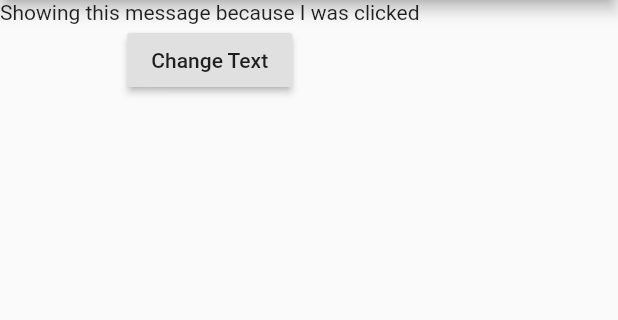
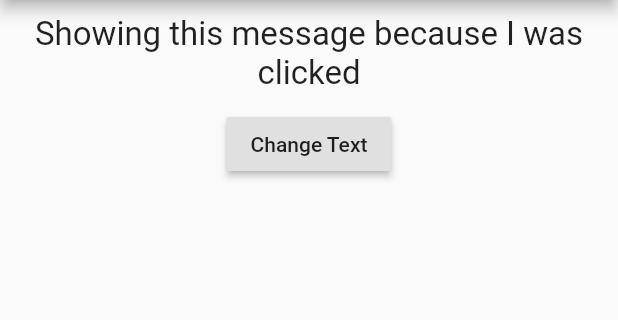
Before and after one commit to thabopali/widget-basics, a Flutter app: the screen it shows after launch, after a tap on "Change Text", on a phone screen of 412 x 824 dp, the part 84-404 px from its top. Run offline on Flutter 3.47's test engine with Material 2 defaults, Android fonts, the phone set to English and light mode, and no system bars.

Commit message:
Final Commit

```diff
--- a/lib/main.dart
+++ b/lib/main.dart
@@ -1,4 +1,6 @@
 import 'package:flutter/material.dart';
+import './textControl.dart';
+import './text.dart';
 
 void main() {
   runApp(MyApp());
@@ -18,11 +20,9 @@ class _MyAppState extends State<MyApp> {
     'This is the last message to be added here',
   ];
 
-  void _changeMessages(){
+  void _changeMessages() {
     setState(() {
       _messageIndex += 1;
-      print('Index is increment: ');
-      print( _messageIndex);
     });
   }
 
@@ -33,15 +33,22 @@ class _MyAppState extends State<MyApp> {
       appBar: AppBar(
         title: Text('Widget Basics'),
       ),
-      body: _messageIndex < _messages.length ? Column(
-        children: <Widget>[
-          Text(_messages[_messageIndex]),
-          RaisedButton(
-            child: Text('Change Text'),
-            onPressed: _changeMessages,
-          )
-        ],
-      ): Text('Stop clicking the button now!'),
+      body: _messageIndex < _messages.length
+          ? Column(
+              children: <Widget>[
+                Texts(_messages, _messageIndex),
+                TextControl(_changeMessages)
+              ],
+            )
+          : Container(
+            width: double.infinity,
+            margin: EdgeInsets.all(10),
+            child: Text(
+                'Stop clicking the button now!',
+                style: TextStyle(fontSize: 22),
+                textAlign: TextAlign.center,
+              ),
+          ),
     ));
   }
 }
--- /dev/null
+++ b/lib/text.dart
@@ -0,0 +1,21 @@
+import 'package:flutter/material.dart';
+
+class Texts extends StatelessWidget {
+  final List<String> messages;
+  final int messageIndex;
+
+  Texts(this.messages, this.messageIndex);
+
+  @override
+  Widget build(BuildContext context) {
+    return Container(
+      width: double.infinity,
+      margin: EdgeInsets.all(10),
+      child: Text(
+        messages[messageIndex],
+        style: TextStyle(fontSize: 22),
+        textAlign: TextAlign.center,
+      ),
+    );
+  }
+}
--- /dev/null
+++ b/lib/textControl.dart
@@ -0,0 +1,15 @@
+import 'package:flutter/material.dart';
+
+class TextControl extends StatelessWidget {
+  final Function _eventHandler;
+
+  TextControl(this._eventHandler);
+
+  @override
+  Widget build(BuildContext context) {
+    return RaisedButton(
+      child: Text('Change Text'),
+      onPressed: _eventHandler,
+    );
+  }
+}
```
